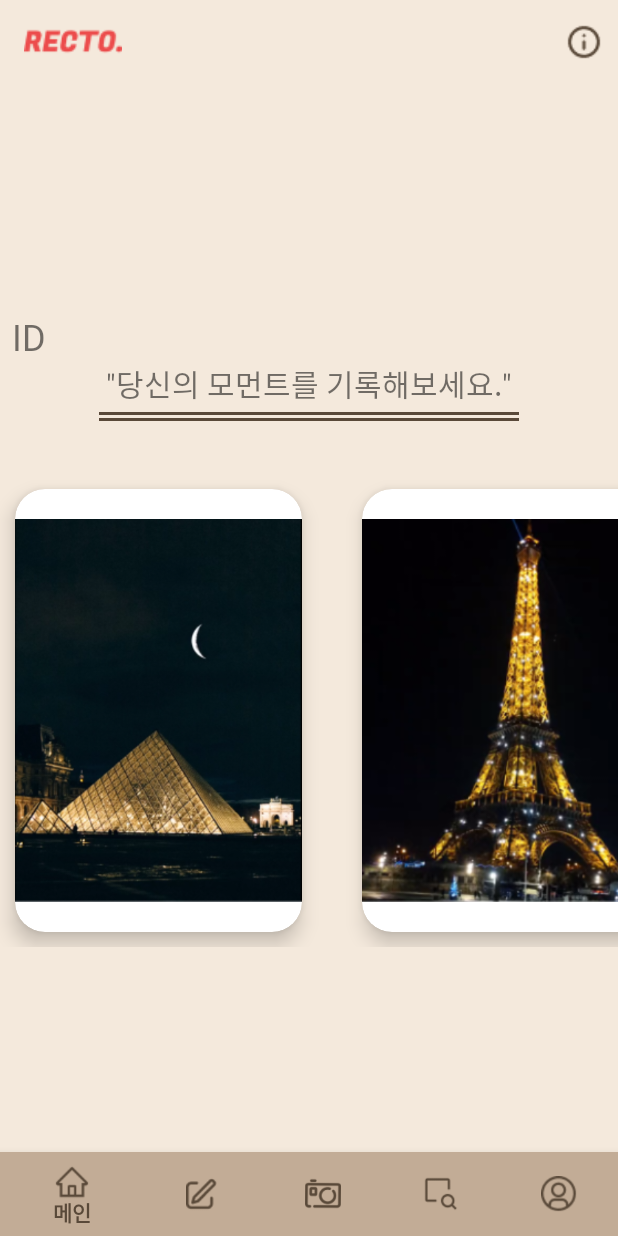
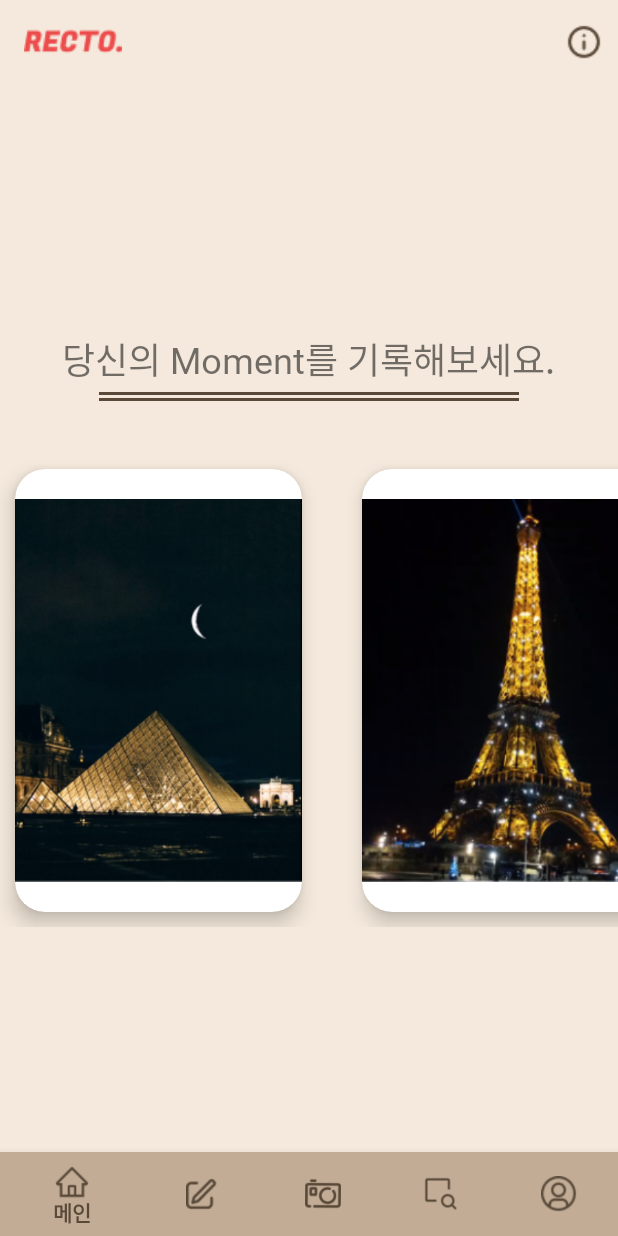
Before and after one commit to esun1903/Recto, an Android app: the screen it shows after launch (MainActivity), on a phone screen of 412 x 824 dp. Run offline under Robolectric (Android 15) with nearby library versions, the phone set to English and light mode, and no system bars; our stand-ins replace Firebase (no records; nobody signed in at launch, a user with empty details on screens opened directly).

Commit message:
feat: ✨ APP 메인 화면 로그인 분기 처리
- 로그인 시 유저 닉네임 노출 / 비 로그인시 "당신의 Moment를 기록해보세요." 문구 노출

✅ Closes: #S04P31A204-154

```diff
--- a/android/app/src/main/java/com/ssafy/recto/HomeFragment.java
+++ b/android/app/src/main/java/com/ssafy/recto/HomeFragment.java
@@ -8,17 +8,27 @@ import android.content.ClipData;
 import android.content.Context;
 import android.content.Intent;
 import android.os.Bundle;
+import android.util.Log;
 import android.view.LayoutInflater;
 import android.view.View;
 import android.view.ViewGroup;
 import android.widget.Button;
+import android.widget.TextView;
 import android.widget.Toast;
 
 import androidx.annotation.NonNull;
 import androidx.annotation.Nullable;
 import androidx.fragment.app.Fragment;
 
+import com.google.android.gms.tasks.OnCompleteListener;
+import com.google.android.gms.tasks.Task;
 import com.google.firebase.auth.FirebaseAuth;
+import com.google.firebase.auth.FirebaseUser;
+import com.google.firebase.database.DataSnapshot;
+import com.google.firebase.database.DatabaseError;
+import com.google.firebase.database.DatabaseReference;
+import com.google.firebase.database.FirebaseDatabase;
+import com.google.firebase.database.ValueEventListener;
 
 import java.util.ArrayList;
 
@@ -31,6 +41,9 @@ public class HomeFragment extends Fragment {
     private RecyclerView listview;
     private LinearLayoutManager linearLayoutManager;
     private FirebaseAuth mFirebaseAuth;
+    private DatabaseReference mDatabaseRef;   // 실시간 데이터베이스
+    private TextView tv_id;
+    private View upline;
 
     int itemList[] = {R.drawable.free1, R.drawable.free2, R.drawable.free3,
             R.drawable.free4, R.drawable.free5, R.drawable.free6,
@@ -58,6 +71,35 @@ public class HomeFragment extends Fragment {
     }
 
     private void init() {
+        try {
+            mFirebaseAuth = FirebaseAuth.getInstance(); // 유저 계정 정보 가져오기
+            mDatabaseRef = FirebaseDatabase.getInstance().getReference("recto"); // realtime DB에서 정보 가져오기
+            FirebaseUser firebaseUser = mFirebaseAuth.getCurrentUser(); // 로그인한 유저의 정보 가져오기
+            UserAccount account = new UserAccount();
+            String UserUid = account.setIdToken(firebaseUser.getUid()); // 로그인한 유저의 고유 Uid 가져오기
+            DatabaseReference UserNickname = mDatabaseRef.child("UserAccount").child(UserUid).child("nickname");
+//            Log.e("닉네임", String.valueOf(UserNickname));
+
+            UserNickname.addValueEventListener(new ValueEventListener() {
+                @Override
+                public void onDataChange(@NonNull DataSnapshot snapshot) {
+                    tv_id = view.findViewById(R.id.tv_id);
+                    String nickname = snapshot.getValue(String.class);
+                    tv_id.setText(nickname + "님의 Moment");
+                }
+
+                @Override
+                public void onCancelled(@NonNull DatabaseError error) {
+                }
+            });
+        } catch (Exception e) {
+            tv_id = view.findViewById(R.id.tv_id);
+            tv_id.setText("당신의 Moment를 기록해보세요.");
+        }
+
+//        upline = view.findViewById(R.id.upline);
+//        upline.getMeasuredWidth();
+
         listview = view.findViewById(R.id.main_rv);
         linearLayoutManager = new LinearLayoutManager(getActivity(), LinearLayoutManager.HORIZONTAL, false);
         listview.setLayoutManager(linearLayoutManager);
--- a/android/app/src/main/java/com/ssafy/recto/UserAccount.java
+++ b/android/app/src/main/java/com/ssafy/recto/UserAccount.java
@@ -48,7 +48,8 @@ public class UserAccount {
         return nickname;
     }
 
-    public void setNickname(String nickname) {
+    public String setNickname(String nickname) {
         this.nickname = nickname;
+        return nickname;
     }
 }
--- a/android/app/src/main/res/layout/home_fragment.xml
+++ b/android/app/src/main/res/layout/home_fragment.xml
@@ -10,23 +10,17 @@
         android:id="@+id/tv_id"
         android:layout_width="wrap_content"
         android:layout_height="wrap_content"
+        android:layout_gravity="center"
         android:layout_marginStart="8dp"
         android:layout_marginLeft="8dp"
         android:layout_marginTop="16dp"
         android:layout_marginEnd="8dp"
         android:layout_marginRight="8dp"
-        android:text="ID"
         android:textSize="24sp"
         android:fontFamily="@font/jeju_myeongjo" />
 
-    <TextView
-        android:layout_width="match_parent"
-        android:layout_height="wrap_content"
-        android:text="&quot;당신의 모먼트를 기록해보세요.&quot;"
-        android:textSize="20sp"
-        android:gravity="center" />
-
     <View
+        android:id="@+id/upline"
         android:layout_width="280dp"
         android:layout_height="2dp"
         android:background="@color/brown"
```
